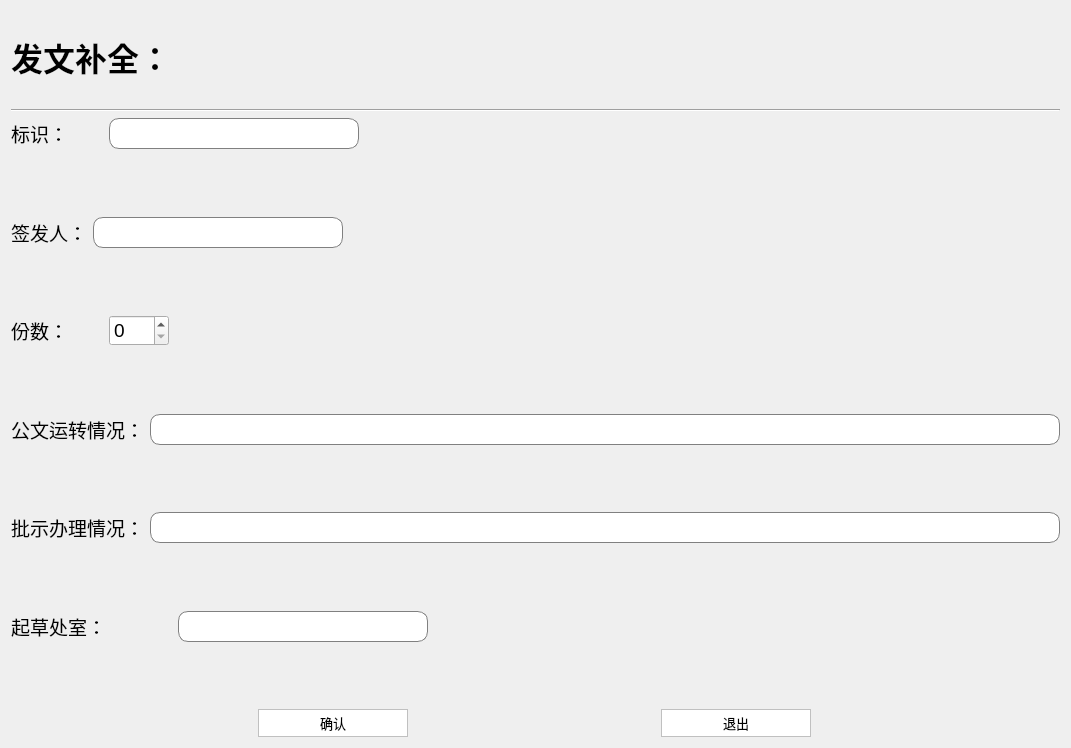
Qt form ui_dir/sendfilebq.ui (wind-sword/Audit) before a commit.
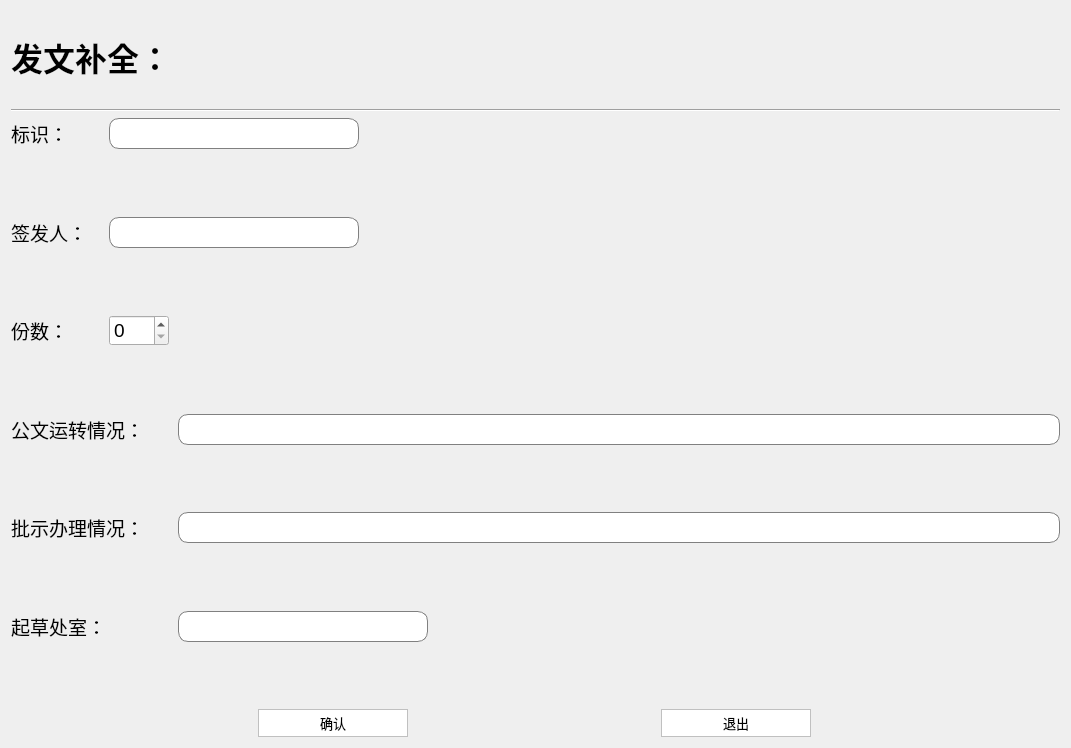
The same form after that commit.

Diff of the .ui file:
```diff
--- a/ui_dir/sendfilebq.ui
+++ b/ui_dir/sendfilebq.ui
@@ -117,6 +117,18 @@
     <layout class="QFormLayout" name="formLayout_2">
      <item row="0" column="0">
       <widget class="QLabel" name="label_3">
+       <property name="sizePolicy">
+        <sizepolicy hsizetype="Fixed" vsizetype="Preferred">
+         <horstretch>0</horstretch>
+         <verstretch>0</verstretch>
+        </sizepolicy>
+       </property>
+       <property name="minimumSize">
+        <size>
+         <width>92</width>
+         <height>0</height>
+        </size>
+       </property>
        <property name="font">
         <font>
          <pointsize>14</pointsize>
@@ -129,6 +141,12 @@
      </item>
      <item row="0" column="1">
       <widget class="QLineEdit" name="lineEdit_2">
+       <property name="sizePolicy">
+        <sizepolicy hsizetype="Fixed" vsizetype="Preferred">
+         <horstretch>0</horstretch>
+         <verstretch>0</verstretch>
+        </sizepolicy>
+       </property>
        <property name="maximumSize">
         <size>
          <width>250</width>
@@ -185,6 +203,18 @@
     <layout class="QFormLayout" name="formLayout_4">
      <item row="0" column="0">
       <widget class="QLabel" name="label_5">
+       <property name="sizePolicy">
+        <sizepolicy hsizetype="Fixed" vsizetype="Preferred">
+         <horstretch>0</horstretch>
+         <verstretch>0</verstretch>
+        </sizepolicy>
+       </property>
+       <property name="minimumSize">
+        <size>
+         <width>161</width>
+         <height>0</height>
+        </size>
+       </property>
        <property name="font">
         <font>
          <pointsize>14</pointsize>
@@ -197,6 +227,12 @@
      </item>
      <item row="0" column="1">
       <widget class="QLineEdit" name="lineEdit_3">
+       <property name="sizePolicy">
+        <sizepolicy hsizetype="Expanding" vsizetype="Preferred">
+         <horstretch>0</horstretch>
+         <verstretch>0</verstretch>
+        </sizepolicy>
+       </property>
        <property name="font">
         <font>
          <pointsize>14</pointsize>
@@ -210,6 +246,24 @@
     <layout class="QFormLayout" name="formLayout_5">
      <item row="0" column="0">
       <widget class="QLabel" name="label_6">
+       <property name="sizePolicy">
+        <sizepolicy hsizetype="Fixed" vsizetype="Preferred">
+         <horstretch>0</horstretch>
+         <verstretch>0</verstretch>
+        </sizepolicy>
+       </property>
+       <property name="minimumSize">
+        <size>
+         <width>161</width>
+         <height>0</height>
+        </size>
+       </property>
+       <property name="maximumSize">
+        <size>
+         <width>16777215</width>
+         <height>16777215</height>
+        </size>
+       </property>
        <property name="font">
         <font>
          <pointsize>14</pointsize>
@@ -222,6 +276,12 @@
      </item>
      <item row="0" column="1">
       <widget class="QLineEdit" name="lineEdit_4">
+       <property name="sizePolicy">
+        <sizepolicy hsizetype="Expanding" vsizetype="Preferred">
+         <horstretch>0</horstretch>
+         <verstretch>0</verstretch>
+        </sizepolicy>
+       </property>
        <property name="font">
         <font>
          <pointsize>14</pointsize>
```
Left out of the diff: 24 changed lines with no effect on the pictures.
